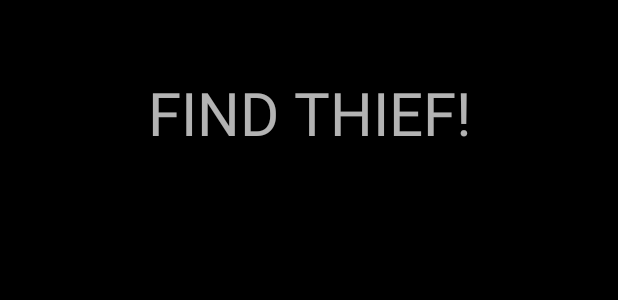
After one commit to theapache64/paper-cop, an Android app: the layout activity_find_thief.xml on its own in the app's theme, with its tools: preview values and no code run, on a phone screen of 412 x 824 dp. The commit adds this screen. Shown: the top 300 px of the screen. Run offline under Robolectric (Android 15) with nearby library versions, the phone set to English and light mode, and no system bars.

Commit message:
👕 term refactor

```diff
--- a/app/src/main/AndroidManifest.xml
+++ b/app/src/main/AndroidManifest.xml
@@ -13,12 +13,14 @@
         android:theme="@style/Theme.PaperCop"
         tools:ignore="AllowBackup">
         <activity
+            android:name=".feature.find.FindThiefActivity"
+            android:exported="true" />
+        <activity
             android:name=".feature.players.PlayersActivity"
             android:exported="true" />
         <activity
             android:name=".feature.pick.PickActivity"
             android:exported="true" />
-
         <activity android:name=".feature.splash.SplashActivity">
             <intent-filter>
                 <action android:name="android.intent.action.MAIN" />
--- /dev/null
+++ b/app/src/main/res/layout/activity_find_thief.xml
@@ -0,0 +1,31 @@
+<?xml version="1.0" encoding="utf-8"?>
+<layout xmlns:android="http://schemas.android.com/apk/res/android"
+    xmlns:app="http://schemas.android.com/apk/res-auto"
+    xmlns:tools="http://schemas.android.com/tools">
+
+    <data>
+
+    </data>
+
+    <androidx.constraintlayout.widget.ConstraintLayout
+        android:layout_width="match_parent"
+        android:layout_height="wrap_content"
+        tools:context=".feature.find.FindThiefActivity">
+
+
+        <TextView
+            android:id="@+id/tv_player_name"
+            android:layout_width="wrap_content"
+            android:layout_height="wrap_content"
+            android:layout_marginTop="@dimen/any_page_title_margin_top"
+            android:text="@string/find_find_thief"
+            android:textSize="@dimen/title_text_size"
+            app:layout_constraintEnd_toEndOf="parent"
+            app:layout_constraintStart_toStartOf="parent"
+            app:layout_constraintTop_toTopOf="parent"
+            app:layout_constraintVertical_chainStyle="spread" />
+
+
+
+    </androidx.constraintlayout.widget.ConstraintLayout>
+</layout>
--- a/app/src/main/res/layout/activity_pick.xml
+++ b/app/src/main/res/layout/activity_pick.xml
@@ -22,7 +22,7 @@
             android:layout_width="wrap_content"
             android:layout_height="wrap_content"
             android:layout_marginTop="@dimen/any_page_title_margin_top"
-            android:text="@{viewModel.playerName + ` is ...`}"
+            android:text="@{viewModel.player.name + ` is ...`}"
             android:textSize="@dimen/title_text_size"
             app:layout_constraintEnd_toEndOf="parent"
             app:layout_constraintStart_toStartOf="parent"
@@ -45,7 +45,7 @@
             android:id="@+id/tv_char_name"
             android:layout_width="wrap_content"
             android:layout_height="wrap_content"
-            android:text="@{viewModel.charName}"
+            android:text="@{viewModel.role.name + ` `+ viewModel.role.emoji}"
             android:textSize="50sp"
             android:visibility="@{viewModel.isCharNameVisible() ? View.VISIBLE : View.GONE}"
             app:layout_constraintBottom_toBottomOf="parent"
--- a/app/src/main/res/values/strings.xml
+++ b/app/src/main/res/values/strings.xml
@@ -10,4 +10,5 @@
     <string name="score_label_current_score">CURRENT SCORE</string>
     <string name="action_go">GO!</string>
     <string name="pick_hold_me">HOLD ME</string>
+    <string name="find_find_thief">FIND THIEF!</string>
 </resources>
```
Also changed, not shown: app/src/main/java/com/theapache64/papercop/core/Director.kt (+47 -22 lines), app/src/main/java/com/theapache64/papercop/feature/find/CharsAdapter.kt (added, +8 -0 lines), app/src/main/java/com/theapache64/papercop/feature/find/FindThiefActivity.kt (added, +42 -0 lines), app/src/main/java/com/theapache64/papercop/feature/find/FindThiefViewModel.kt (added, +11 -0 lines), app/src/main/java/com/theapache64/papercop/feature/pick/PickActivity.kt (+17 -3 lines), app/src/main/java/com/theapache64/papercop/feature/pick/PickViewModel.kt (+15 -14 lines), app/src/main/java/com/theapache64/papercop/feature/players/PlayersActivity.kt (+12 -0 lines), app/src/main/java/com/theapache64/papercop/feature/players/PlayersViewModel.kt (+6 -2 lines), app/src/main/java/com/theapache64/papercop/model/Role.kt (added, +10 -0 lines), 3 other files.
